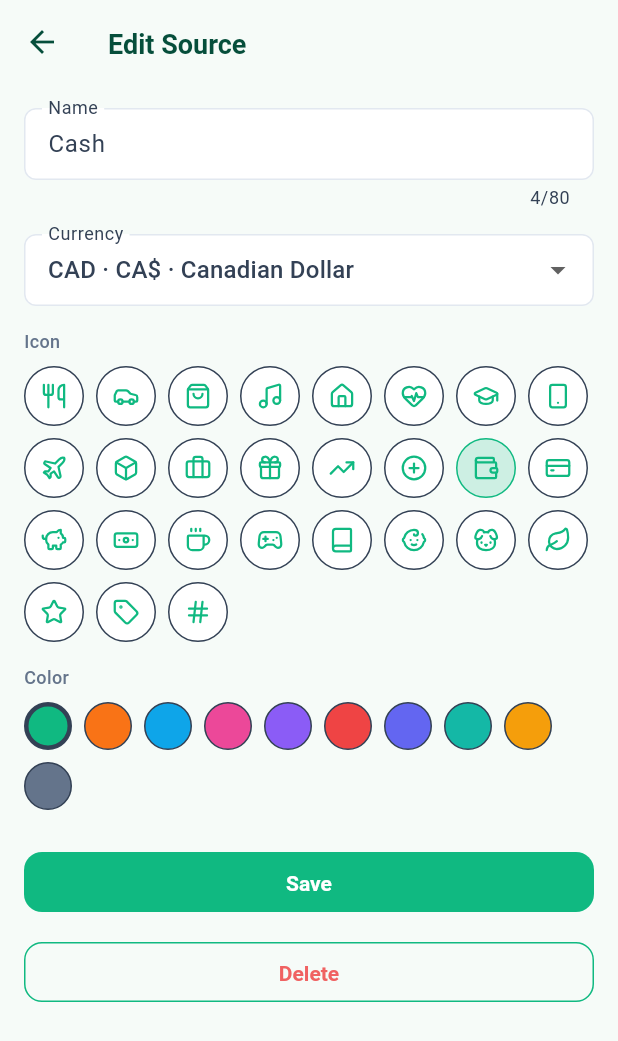
After one commit to sylvoracoresystems/spend-harbor-app-local, a Flutter app: the SourcesPage screen opened by its route, after a tap on "Cash", on a phone screen of 412 x 824 dp. The commit adds this screen. Shown: the top 1041 px of the screen. Run offline on Flutter 3.47's test engine with Material 3 defaults, Android fonts, the phone set to English and light mode, and no system bars; our stand-ins replace drift, drift_flutter, flutter_riverpod, go_router, lucide_icons, shared_preferences; accounts and stored records are empty; generated files the repository leaves out were written again.

Commit message:
feat: source management CRUD with currency picker
Phase 3 · 3.3 — replace the /settings/sources placeholder with a
list (icon + color + currency code/symbol subtitle) and a
SourceEditPage offering name, currency dropdown (18 supported codes
with symbol and localized name), icon grid, and color palette. Adds
SourceDao.updateName that preserves createdAt and clears nameKey, a
controller with sync + async (existsName) validation, and three router
entries on the root navigator. Localizes the form (en/zh) and adds 4
controller tests.

```diff
--- a/lib/data/daos/source_dao.dart
+++ b/lib/data/daos/source_dao.dart
@@ -26,6 +26,26 @@ class SourceDao extends DatabaseAccessor<AppDatabase> with _$SourceDaoMixin {
   Future<bool> updateSource(SourcesCompanion entry) =>
       update(sources).replace(entry);
 
+  /// 仅更新可编辑字段；保留 createdAt / isDefault；编辑后清空 nameKey。
+  Future<int> updateName({
+    required String id,
+    required String name,
+    required String icon,
+    required String color,
+    required String currency,
+  }) {
+    return (update(sources)..where((t) => t.id.equals(id))).write(
+      SourcesCompanion(
+        name: Value(name),
+        icon: Value(icon),
+        color: Value(color),
+        currency: Value(currency),
+        nameKey: const Value(null),
+        updatedAt: Value(DateTime.now()),
+      ),
+    );
+  }
+
   Future<int> softDelete(String id) {
     return (update(sources)..where((t) => t.id.equals(id))).write(
       SourcesCompanion(
--- /dev/null
+++ b/lib/features/sources/application/source_form_controller.dart
@@ -0,0 +1,120 @@
+import 'package:flutter_riverpod/flutter_riverpod.dart';
+import 'package:uuid/uuid.dart';
+
+import '../../../data/database/app_database.dart';
+import '../../../data/database/app_database_provider.dart';
+
+const _uuid = Uuid();
+
+class SourceFormState {
+  const SourceFormState({
+    this.id,
+    this.name = '',
+    this.icon = 'wallet',
+    this.color = '#10b981',
+    this.currency = 'CAD',
+    this.submitting = false,
+  });
+
+  final String? id;
+  final String name;
+  final String icon;
+  final String color;
+  final String currency;
+  final bool submitting;
+
+  bool get isEditing => id != null;
+
+  SourceFormState copyWith({
+    String? name,
+    String? icon,
+    String? color,
+    String? currency,
+    bool? submitting,
+  }) =>
+      SourceFormState(
+        id: id,
+        name: name ?? this.name,
+        icon: icon ?? this.icon,
+        color: color ?? this.color,
+        currency: currency ?? this.currency,
+        submitting: submitting ?? this.submitting,
+      );
+}
+
+enum SourceFormError { nameRequired, nameDuplicate }
+
+class SourceFormController extends StateNotifier<SourceFormState> {
+  SourceFormController(this._ref, {String? editId})
+      : super(SourceFormState(id: editId)) {
+    if (editId != null) _load(editId);
+  }
+
+  final Ref _ref;
+
+  Future<void> _load(String id) async {
+    final row = await _ref.read(sourceDaoProvider).findById(id);
+    if (row == null) return;
+    state = SourceFormState(
+      id: row.id,
+      name: row.name,
+      icon: row.icon,
+      color: row.color,
+      currency: row.currency,
+    );
+  }
+
+  void setName(String v) => state = state.copyWith(name: v);
+  void setIcon(String v) => state = state.copyWith(icon: v);
+  void setColor(String v) => state = state.copyWith(color: v);
+  void setCurrency(String v) => state = state.copyWith(currency: v);
+
+  SourceFormError? validateSync() {
+    if (state.name.trim().isEmpty) return SourceFormError.nameRequired;
+    return null;
+  }
+
+  Future<SourceFormError?> submit() async {
+    final syncErr = validateSync();
+    if (syncErr != null) return syncErr;
+    if (state.submitting) return null;
+    state = state.copyWith(submitting: true);
+    try {
+      final dao = _ref.read(sourceDaoProvider);
+      final dup =
+          await dao.existsName(state.name.trim(), excludeId: state.id);
+      if (dup) return SourceFormError.nameDuplicate;
+
+      if (state.isEditing) {
+        await dao.updateName(
+          id: state.id!,
+          name: state.name.trim(),
+          icon: state.icon,
+          color: state.color,
+          currency: state.currency,
+        );
+      } else {
+        await dao.insertSource(SourcesCompanion.insert(
+          id: _uuid.v4(),
+          name: state.name.trim(),
+          icon: state.icon,
+          color: state.color,
+          currency: state.currency,
+        ));
+      }
+      return null;
+    } finally {
+      if (mounted) state = state.copyWith(submitting: false);
+    }
+  }
+
+  Future<void> delete() async {
+    if (!state.isEditing) return;
+    await _ref.read(sourceDaoProvider).softDelete(state.id!);
+  }
+}
+
+final sourceFormControllerProvider = StateNotifierProvider.autoDispose
+    .family<SourceFormController, SourceFormState, String?>(
+  (ref, editId) => SourceFormController(ref, editId: editId),
+);
--- /dev/null
+++ b/lib/features/sources/presentation/source_edit_page.dart
@@ -0,0 +1,228 @@
+import 'package:flutter/material.dart';
+import 'package:flutter_riverpod/flutter_riverpod.dart';
+
+import '../../../domain/value_objects/currency.dart';
+import '../../../l10n/generated/app_localizations.dart';
+import '../../../shared/icons/icon_registry.dart';
+import '../../../theme/app_colors.dart';
+import '../../../theme/app_radius.dart';
+import '../../../theme/app_spacing.dart';
+import '../../../theme/app_typography.dart';
+import '../application/source_form_controller.dart';
+
+class SourceEditPage extends ConsumerStatefulWidget {
+  const SourceEditPage({super.key, this.id});
+  final String? id;
+
+  @override
+  ConsumerState<SourceEditPage> createState() => _SourceEditPageState();
+}
+
+class _SourceEditPageState extends ConsumerState<SourceEditPage> {
+  late final TextEditingController _nameCtrl;
+
+  @override
+  void initState() {
+    super.initState();
+    _nameCtrl = TextEditingController();
+    ref.listenManual<SourceFormState>(_provider(), (prev, next) {
+      if (prev?.name != next.name && _nameCtrl.text != next.name) {
+        _nameCtrl.text = next.name;
+      }
+    });
+  }
+
+  @override
+  void dispose() {
+    _nameCtrl.dispose();
+    super.dispose();
+  }
+
+  AutoDisposeStateNotifierProvider<SourceFormController, SourceFormState>
+      _provider() =>
+          sourceFormControllerProvider(widget.id);
+
+  @override
+  Widget build(BuildContext context) {
+    final l = AppL10n.of(context);
+    final c = context.appColors;
+    final state = ref.watch(_provider());
+    final notifier = ref.read(_provider().notifier);
+    final color = _hexToColor(state.color);
+
+    return Scaffold(
+      appBar: AppBar(
+        title: Text(state.isEditing ? l.srcEditTitle : l.srcNewTitle),
+      ),
+      body: ListView(
+        padding: const EdgeInsets.all(AppSpacing.x4),
+        children: [
+          TextField(
+            controller: _nameCtrl,
+            maxLength: 80,
+            decoration: InputDecoration(labelText: l.catFieldName),
+            onChanged: notifier.setName,
+          ),
+          const SizedBox(height: AppSpacing.x4),
+          DropdownButtonFormField<String>(
+            value: state.currency,
+            decoration: InputDecoration(labelText: l.srcFieldCurrency),
+            items: [
+              for (final ccy in Currency.all)
+                DropdownMenuItem(
+                  value: ccy.code,
+                  child: Text(_currencyLabel(context, ccy)),
+                ),
+            ],
+            onChanged: (v) {
+              if (v != null) notifier.setCurrency(v);
+            },
+          ),
+          const SizedBox(height: AppSpacing.x4),
+          _SectionLabel(text: l.catFieldIcon),
+          const SizedBox(height: AppSpacing.x2),
+          Wrap(
+            spacing: AppSpacing.x2,
+            runSpacing: AppSpacing.x2,
+            children: [
+              for (final entry in kIconRegistry.entries)
+                GestureDetector(
+                  onTap: () => notifier.setIcon(entry.key),
+                  child: Container(
+                    width: 40,
+                    height: 40,
+                    decoration: BoxDecoration(
+                      color: state.icon == entry.key
+                          ? color.withValues(alpha: 0.18)
+                          : Theme.of(context)
+                              .colorScheme
+                              .surfaceContainerHighest,
+                      borderRadius: AppRadius.brFull,
+                      border: Border.all(
+                        color: state.icon == entry.key
+                            ? color
+                            : Theme.of(context).colorScheme.outlineVariant,
+                      ),
+                    ),
+                    child: Icon(entry.value, size: 18, color: color),
+                  ),
+                ),
+            ],
+          ),
+          const SizedBox(height: AppSpacing.x4),
+          _SectionLabel(text: l.catFieldColor),
+          const SizedBox(height: AppSpacing.x2),
+          Wrap(
+            spacing: AppSpacing.x2,
+            runSpacing: AppSpacing.x2,
+            children: [
+              for (final hex in kPaletteHex)
+                GestureDetector(
+                  onTap: () => notifier.setColor(hex),
+                  child: Container(
+                    width: 32,
+                    height: 32,
+                    decoration: BoxDecoration(
+                      color: _hexToColor(hex),
+                      shape: BoxShape.circle,
+                      border: Border.all(
+                        width: state.color == hex ? 3 : 1,
+                        color: state.color == hex
+                            ? Theme.of(context).colorScheme.onSurface
+                            : Theme.of(context).colorScheme.outline,
+                      ),
+                    ),
+                  ),
+                ),
+            ],
+          ),
+          const SizedBox(height: AppSpacing.x6),
+          FilledButton(
+            onPressed: state.submitting
+                ? null
+                : () async {
+                    final err = await notifier.submit();
+                    if (!context.mounted) return;
+                    if (err == null) {
+                      Navigator.of(context).pop(true);
+                      return;
+                    }
+                    final msg = switch (err) {
+                      SourceFormError.nameRequired => l.srcErrNameRequired,
+                      SourceFormError.nameDuplicate => l.srcErrNameDuplicate,
+                    };
+                    ScaffoldMessenger.of(context)
+                        .showSnackBar(SnackBar(content: Text(msg)));
+                  },
+            child: Text(l.txSave),
+          ),
+          if (state.isEditing) ...[
+            const SizedBox(height: AppSpacing.x3),
+            OutlinedButton(
+              style: OutlinedButton.styleFrom(foregroundColor: c.expense),
+              onPressed: state.submitting
+                  ? null
+                  : () => _confirmDelete(context, notifier),
+              child: Text(l.txDelete),
+            ),
+          ],
+        ],
+      ),
+    );
+  }
+
+  Future<void> _confirmDelete(
+    BuildContext context,
+    SourceFormController notifier,
+  ) async {
+    final l = AppL10n.of(context);
+    final yes = await showDialog<bool>(
+      context: context,
+      builder: (ctx) => AlertDialog(
+        title: Text(l.srcDeleteConfirmTitle),
+        content: Text(l.srcDeleteConfirmBody),
+        actions: [
+          TextButton(
+            onPressed: () => Navigator.of(ctx).pop(false),
+            child: Text(l.txCancel),
+          ),
+          FilledButton(
+            onPressed: () => Navigator.of(ctx).pop(true),
+            child: Text(l.txDelete),
+          ),
+        ],
+      ),
+    );
+    if (yes == true) {
+      await notifier.delete();
+      if (context.mounted) Navigator.of(context).pop(true);
+    }
+  }
+}
+
+String _currencyLabel(BuildContext context, Currency ccy) {
+  final isZh = Localizations.localeOf(context).languageCode == 'zh';
+  final name = isZh ? ccy.chineseName : ccy.englishName;
+  return '${ccy.code} · ${ccy.symbol} · $name';
+}
+
+class _SectionLabel extends StatelessWidget {
+  const _SectionLabel({required this.text});
+  final String text;
+  @override
+  Widget build(BuildContext context) {
+    final c = context.appColors;
+    return Text(
+      text,
+      style: AppTypography.xs.copyWith(
+        color: c.textMuted,
+        fontWeight: AppTypography.weightMedium,
+      ),
+    );
+  }
+}
+
+Color _hexToColor(String hex) {
+  final cleaned = hex.replaceFirst('#', '');
+  return Color(int.parse('ff$cleaned', radix: 16));
+}
--- /dev/null
+++ b/lib/features/sources/presentation/sources_page.dart
@@ -0,0 +1,98 @@
+import 'package:flutter/material.dart';
+import 'package:flutter_riverpod/flutter_riverpod.dart';
+import 'package:go_router/go_router.dart';
+import 'package:lucide_icons/lucide_icons.dart';
+
+import '../../../data/database/app_database.dart';
+import '../../../data/database/app_database_provider.dart';
+import '../../../data/seed/default_name_resolver.dart';
+import '../../../domain/value_objects/currency.dart';
+import '../../../l10n/generated/app_localizations.dart';
+import '../../../shared/icons/icon_registry.dart';
+import '../../../theme/app_colors.dart';
+import '../../../theme/app_radius.dart';
+import '../../../theme/app_spacing.dart';
+import '../../../theme/app_typography.dart';
+
+class SourcesPage extends ConsumerWidget {
+  const SourcesPage({super.key});
+
+  @override
+  Widget build(BuildContext context, WidgetRef ref) {
+    final l = AppL10n.of(context);
+    final c = context.appColors;
+    final async = ref.watch(allSourcesProvider);
+
+    return Scaffold(
+      appBar: AppBar(title: Text(l.settingsSources)),
+      body: async.when(
+        loading: () => const Center(child: CircularProgressIndicator()),
+        error: (e, _) => Center(child: Text('$e')),
+        data: (rows) {
+          if (rows.isEmpty) {
+            return Center(
+              child: Text(
+                l.srcEmpty,
+                style: AppTypography.sm.copyWith(color: c.textMuted),
+              ),
+            );
+          }
+          return ListView.separated(
+            padding: const EdgeInsets.symmetric(vertical: AppSpacing.x2),
+            itemCount: rows.length,
+            separatorBuilder: (_, __) =>
+                Divider(height: 1, color: c.border, indent: AppSpacing.x4),
+            itemBuilder: (context, i) => _SourceRow(src: rows[i]),
+          );
+        },
+      ),
+      floatingActionButton: FloatingActionButton.extended(
+        onPressed: () => context.push('/settings/sources/new'),
+        icon: const Icon(LucideIcons.plus),
+        label: Text(l.srcAdd),
+      ),
+    );
+  }
+}
+
+class _SourceRow extends StatelessWidget {
+  const _SourceRow({required this.src});
+  final Source src;
+
+  @override
+  Widget build(BuildContext context) {
+    final c = context.appColors;
+    final label =
+        resolveDefaultName(AppL10n.of(context), src.nameKey) ?? src.name;
+    final color = _hexToColor(src.color);
+    return ListTile(
+      leading: Container(
+        width: 36,
+        height: 36,
+        decoration: BoxDecoration(
+          color: color.withValues(alpha: 0.15),
+          borderRadius: AppRadius.brFull,
+        ),
+        child: Icon(iconFor(src.icon), color: color, size: 18),
+      ),
+      title: Text(
+        label,
+        style: AppTypography.sm.copyWith(
+          color: c.actionInk,
+          fontWeight: AppTypography.weightSemibold,
+        ),
+      ),
+      subtitle: Text(
+        '${src.currency} · ${Currency.byCode(src.currency).symbol}',
+        style: AppTypography.xs.copyWith(color: c.textMuted),
+      ),
+      trailing: Icon(LucideIcons.chevronRight, size: 18, color: c.textMuted),
+      onTap: () => context.push('/settings/sources/${src.id}/edit'),
+    );
+  }
+}
+
+Color _hexToColor(String hex) {
+  final cleaned = hex.replaceFirst('#', '');
+  return Color(int.parse('ff$cleaned', radix: 16));
+}
--- a/lib/l10n/app_en.arb
+++ b/lib/l10n/app_en.arb
@@ -127,6 +127,16 @@
   "tagEmpty": "No tags yet",
   "tagAdd": "Add tag",
 
+  "srcNewTitle": "New Source",
+  "srcEditTitle": "Edit Source",
+  "srcFieldCurrency": "Currency",
+  "srcErrNameRequired": "Enter a name",
+  "srcErrNameDuplicate": "A source with this name already exists",
+  "srcDeleteConfirmTitle": "Delete this source?",
+  "srcDeleteConfirmBody": "Existing transactions keep their reference but this source will no longer appear in pickers.",
+  "srcEmpty": "No sources yet",
+  "srcAdd": "Add source",
+
   "catFood": "Food",
   "catTransport": "Transport",
   "catShopping": "Shopping",
```
Also changed, not shown: lib/l10n/app_zh.arb (+10 -0 lines), lib/shared/router/app_router.dart (+21 -2 lines), lib/l10n/generated/app_localizations.dart, lib/l10n/generated/app_localizations_en.dart, lib/l10n/generated/app_localizations_zh.dart, 2 other files.
